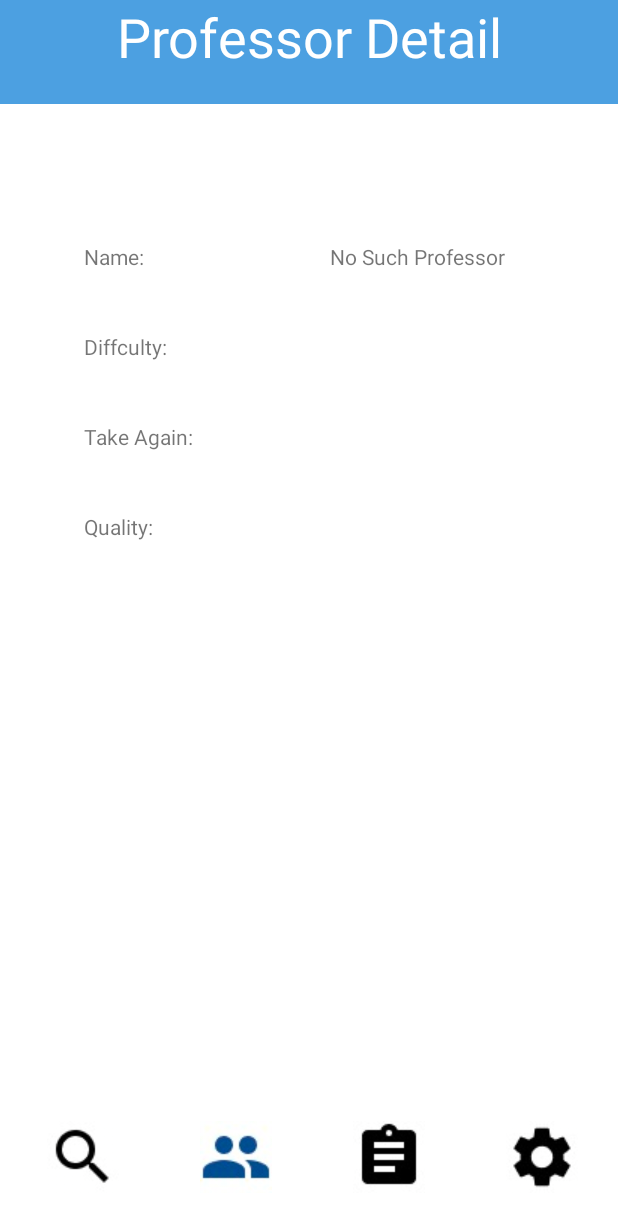
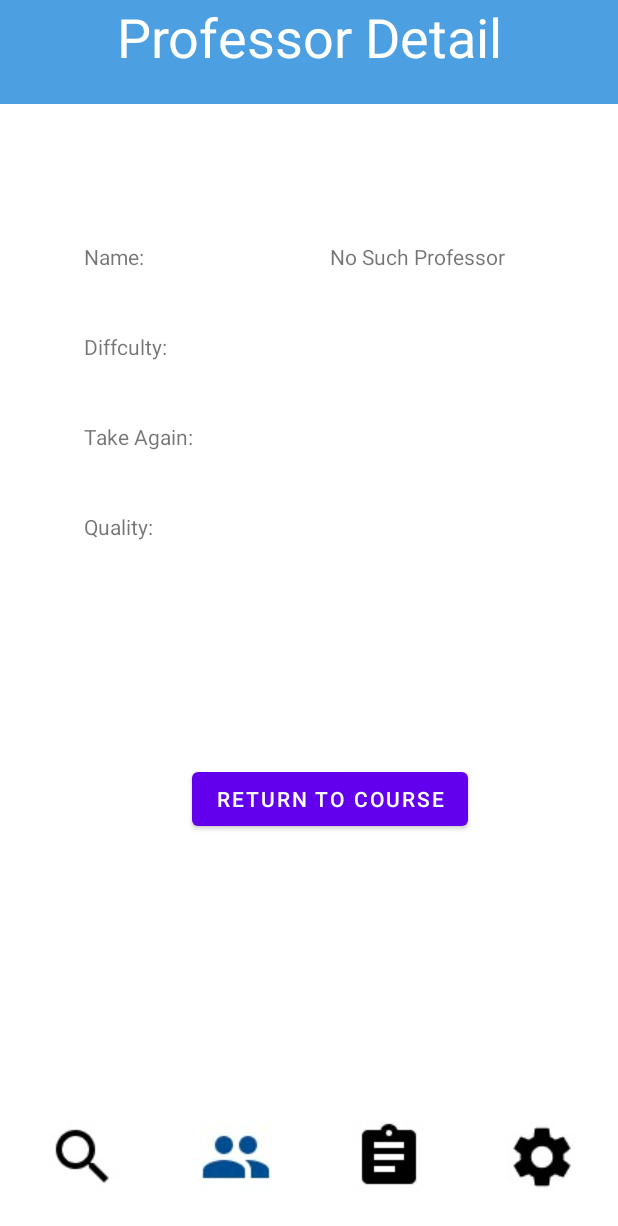
Before and after one commit to zren813/MobileDemo, an Android app: the ProfessorPage screen opened directly, with no data from a screen before it, on a phone screen of 412 x 824 dp. Shown: the top 1226 px of the screen. Run offline under Robolectric (Android 15) with nearby library versions, the phone set to English and light mode, and no system bars; our stand-ins replace Firebase (no records; nobody signed in at launch, a user with empty details on screens opened directly).

Commit message:
finished professor rate page (needs further front end improvement)

```diff
--- a/app/src/main/java/com/mobiledemo/CourseDetailPage.java
+++ b/app/src/main/java/com/mobiledemo/CourseDetailPage.java
@@ -138,8 +138,10 @@ public class CourseDetailPage extends AppCompatActivity implements View.OnClickL
         switch(v.getId()) {
             case R.id.add_remove_class_button:
                 add_remove_class();
+                break;
             case R.id.professorPageButton:
                 professorPage();
+                break;
         }
     }
 
--- a/app/src/main/java/com/mobiledemo/ProfessorPage.java
+++ b/app/src/main/java/com/mobiledemo/ProfessorPage.java
@@ -6,6 +6,7 @@ import androidx.appcompat.app.AppCompatActivity;
 import android.content.Intent;
 import android.os.Bundle;
 import android.view.View;
+import android.widget.Button;
 import android.widget.TextView;
 import android.widget.Toast;
 
@@ -18,11 +19,12 @@ import com.google.firebase.firestore.DocumentSnapshot;
 import com.google.firebase.firestore.FirebaseFirestore;
 import com.google.firebase.firestore.QuerySnapshot;
 
-public class ProfessorPage extends AppCompatActivity {
+public class ProfessorPage extends AppCompatActivity implements View.OnClickListener{
     private FirebaseFirestore db;
     private String professorName;
     private String regNo;
     private TextView professorNameView, professorTakeAgainView, professorQualityView, professorDifficultyView;
+    private Button returnToCourseButton;
     @Override
     protected void onCreate(Bundle savedInstanceState) {
         db = FirebaseFirestore.getInstance();
@@ -31,6 +33,8 @@ public class ProfessorPage extends AppCompatActivity {
         Intent courseIntent = getIntent();
         regNo = courseIntent.getStringExtra("regNo");
         professorName = courseIntent.getStringExtra("professor");
+        returnToCourseButton = findViewById(R.id.returnToCourseButton);
+        returnToCourseButton.setOnClickListener(this);
 
         CollectionReference docRef = db.collection("professors");
         professorNameView = findViewById(R.id.professorNameView);
@@ -129,4 +133,18 @@ public class ProfessorPage extends AppCompatActivity {
         Intent courseList = new Intent(ProfessorPage.this, CourseListPage.class);
         startActivity(courseList);
     }
+
+    @Override
+    public void onClick(View v) {
+        switch(v.getId()){
+            case R.id.returnToCourseButton:
+                returnToCoursePage();
+                break;
+        }
+    }
+    public void returnToCoursePage() {
+        Intent coursePage = new Intent(ProfessorPage.this, CourseDetailPage.class);
+        coursePage.putExtra("regNo", regNo);
+        startActivity(coursePage);
+    }
 }
--- a/app/src/main/res/layout/activity_course_detail_page.xml
+++ b/app/src/main/res/layout/activity_course_detail_page.xml
@@ -12,7 +12,9 @@
         android:layout_height="wrap_content"
         android:layout_marginStart="152dp"
         android:layout_marginTop="12dp"
+        android:layout_marginEnd="152dp"
         android:text="Button"
+        app:layout_constraintEnd_toEndOf="parent"
         app:layout_constraintStart_toStartOf="parent"
         app:layout_constraintTop_toBottomOf="@+id/courseDetailDaysView" />
 
--- a/app/src/main/res/layout/activity_professor_page.xml
+++ b/app/src/main/res/layout/activity_professor_page.xml
@@ -101,4 +101,14 @@
         android:layout_marginTop="272dp"
         app:layout_constraintStart_toEndOf="@+id/textView37"
         app:layout_constraintTop_toBottomOf="@+id/textView33" />
+
+    <Button
+        android:id="@+id/returnToCourseButton"
+        android:layout_width="wrap_content"
+        android:layout_height="wrap_content"
+        android:layout_marginStart="128dp"
+        android:layout_marginTop="148dp"
+        android:text="Return to course"
+        app:layout_constraintStart_toStartOf="parent"
+        app:layout_constraintTop_toBottomOf="@+id/professorQualityView" />
 </androidx.constraintlayout.widget.ConstraintLayout>
```
